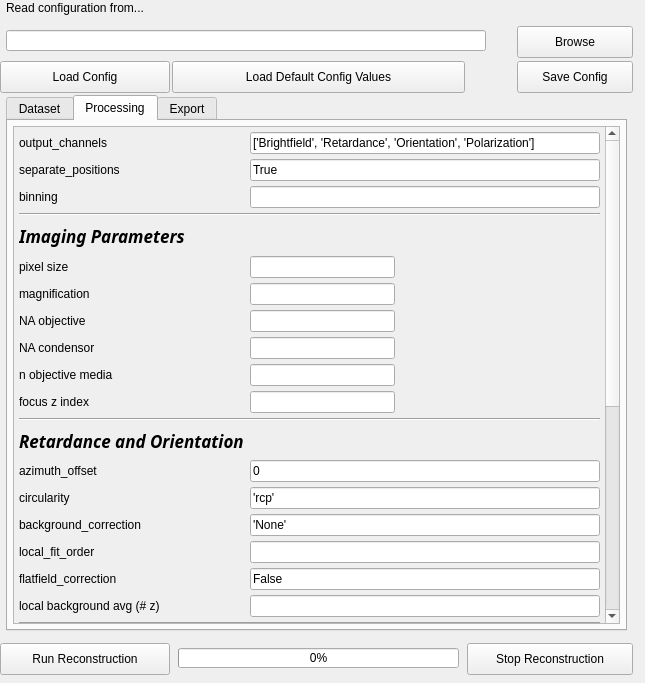
First picture: the form in recOrder/viewer/qtdesigner/recOrder_offline_06232021.ui, repository mehta-lab/waveorder, before the edit.
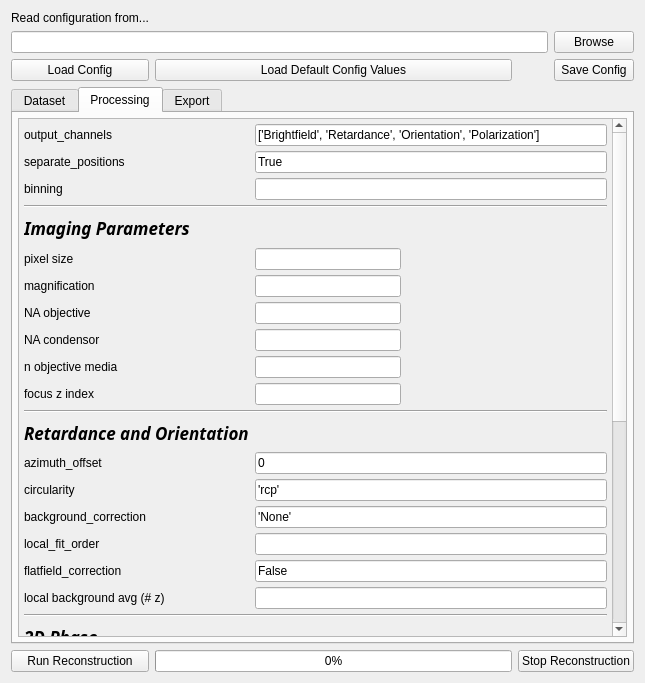
Second picture: the form after the edit. The open tabs and pages were chosen to show the change.

Commit message: removed unnecessary layout setting

The edit to the form file:
```diff
--- a/recOrder/viewer/qtdesigner/recOrder_offline_06232021.ui
+++ b/recOrder/viewer/qtdesigner/recOrder_offline_06232021.ui
@@ -13,67 +13,47 @@
   <property name="windowTitle">
    <string>Form</string>
   </property>
-  <widget class="QProgressBar" name="progressBar_runReconstruction">
-   <property name="geometry">
-    <rect>
-     <x>178</x>
-     <y>648</y>
-     <width>281</width>
-     <height>20</height>
-    </rect>
-   </property>
-   <property name="value">
-    <number>0</number>
-   </property>
-  </widget>
-  <widget class="QPushButton" name="qbutton_browse_config_file">
-   <property name="geometry">
-    <rect>
-     <x>517</x>
-     <y>26</y>
-     <width>116</width>
-     <height>32</height>
-    </rect>
-   </property>
-   <property name="text">
-    <string>Browse</string>
-   </property>
-  </widget>
+  <layout class="QGridLayout" name="gridLayout">
+   <item row="0" column="0">
   <widget class="QLabel" name="label_path_to_config">
-   <property name="geometry">
-    <rect>
-     <x>6</x>
-     <y>0</y>
-     <width>158</width>
-     <height>16</height>
-    </rect>
-   </property>
    <property name="text">
     <string>Read configuration from...</string>
    </property>
   </widget>
+   </item>
+   <item row="1" column="0" colspan="3">
+    <widget class="QLineEdit" name="le_path_to_config"/>
+   </item>
+   <item row="1" column="3">
+    <widget class="QPushButton" name="qbutton_browse_config_file">
+     <property name="text">
+      <string>Browse</string>
+     </property>
+    </widget>
+   </item>
+   <item row="2" column="0">
+    <widget class="QPushButton" name="qbutton_loadconfig">
+     <property name="text">
+      <string>Load Config</string>
+     </property>
+    </widget>
+   </item>
+   <item row="2" column="1">
   <widget class="QPushButton" name="qbutton_load_default_config">
-   <property name="geometry">
-    <rect>
-     <x>172</x>
-     <y>61</y>
-     <width>293</width>
-     <height>32</height>
-    </rect>
-   </property>
    <property name="text">
     <string>Load Default Config Values</string>
    </property>
   </widget>
+   </item>
+   <item row="2" column="3">
+    <widget class="QPushButton" name="qbutton_save_config">
+     <property name="text">
+      <string>Save Config</string>
+     </property>
+    </widget>
+   </item>
+   <item row="3" column="0" colspan="4">
   <widget class="QTabWidget" name="ConfigFile_tab">
-   <property name="geometry">
-    <rect>
-     <x>6</x>
-     <y>95</y>
-     <width>621</width>
-     <height>536</height>
-    </rect>
-   </property>
    <property name="currentIndex">
     <number>2</number>
    </property>
@@ -273,7 +253,7 @@
          <rect>
           <x>0</x>
           <y>0</y>
-          <width>436</width>
+            <width>588</width>
           <height>875</height>
          </rect>
         </property>
@@ -976,68 +956,29 @@
     </layout>
    </widget>
   </widget>
-  <widget class="QPushButton" name="qbutton_loadconfig">
-   <property name="geometry">
-    <rect>
-     <x>0</x>
-     <y>61</y>
-     <width>170</width>
-     <height>32</height>
-    </rect>
-   </property>
-   <property name="text">
-    <string>Load Config</string>
-   </property>
-  </widget>
-  <widget class="QPushButton" name="qbutton_stopReconstruction">
-   <property name="geometry">
-    <rect>
-     <x>467</x>
-     <y>643</y>
-     <width>166</width>
-     <height>32</height>
-    </rect>
-   </property>
-   <property name="text">
-    <string>Stop Reconstruction</string>
-   </property>
-  </widget>
-  <widget class="QLineEdit" name="le_path_to_config">
-   <property name="geometry">
-    <rect>
-     <x>6</x>
-     <y>30</y>
-     <width>480</width>
-     <height>21</height>
-    </rect>
-   </property>
-  </widget>
-  <widget class="QPushButton" name="qbutton_save_config">
-   <property name="geometry">
-    <rect>
-     <x>517</x>
-     <y>61</y>
-     <width>116</width>
-     <height>32</height>
-    </rect>
-   </property>
-   <property name="text">
-    <string>Save Config</string>
-   </property>
-  </widget>
+   </item>
+   <item row="4" column="0">
   <widget class="QPushButton" name="qbutton_runReconstruction">
-   <property name="geometry">
-    <rect>
-     <x>0</x>
-     <y>643</y>
-     <width>170</width>
-     <height>32</height>
-    </rect>
-   </property>
    <property name="text">
     <string>Run Reconstruction</string>
    </property>
   </widget>
+   </item>
+   <item row="4" column="1">
+    <widget class="QProgressBar" name="progressBar_runReconstruction">
+     <property name="value">
+      <number>0</number>
+     </property>
+    </widget>
+   </item>
+   <item row="4" column="2" colspan="2">
+    <widget class="QPushButton" name="qbutton_stopReconstruction">
+     <property name="text">
+      <string>Stop Reconstruction</string>
+     </property>
+    </widget>
+   </item>
+  </layout>
  </widget>
  <resources/>
  <connections/>
```
Lines whose indentation alone changed are shown as unchanged. The commit also changes 1 other file.
